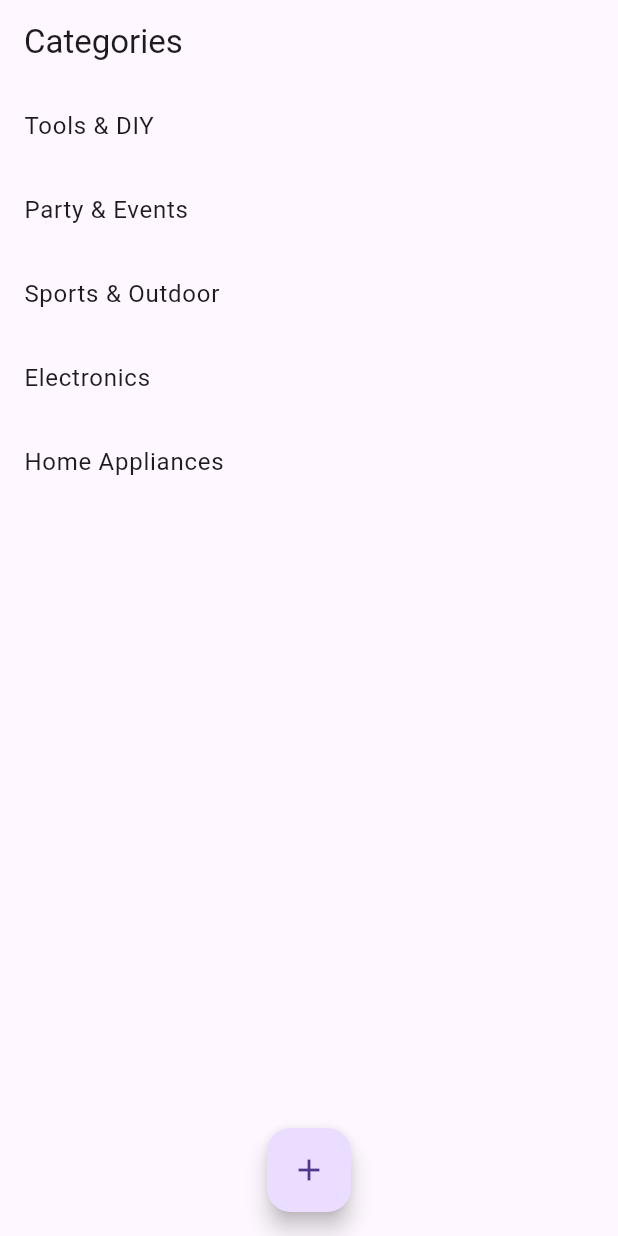
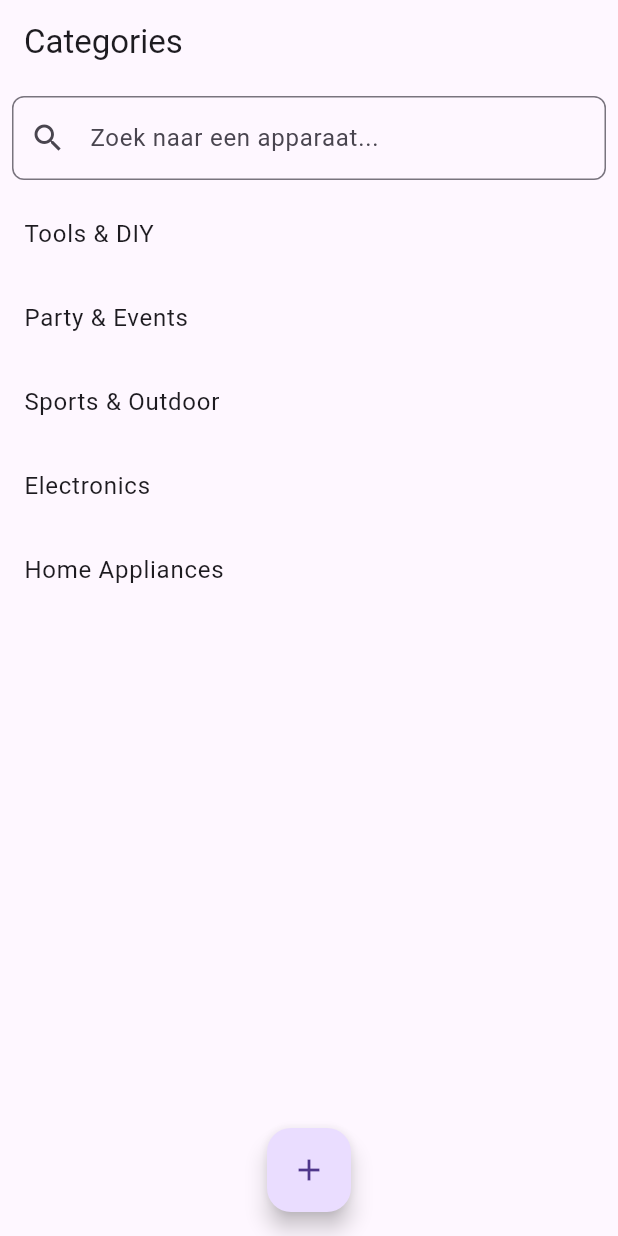
Before and after one commit to MansurSu/Neighborhood, a Flutter app: the OverviewScreen screen opened directly, on a phone screen of 412 x 824 dp. Run offline on Flutter 3.47's test engine with Material 3 defaults, Android fonts, the phone set to English and light mode, and no system bars; our stand-ins replace cloud_firestore, firebase_auth, firebase_core; accounts and stored records are empty.

Commit message:
search device

```diff
--- a/lib/screens/overview_screen.dart
+++ b/lib/screens/overview_screen.dart
@@ -4,8 +4,17 @@ import '../classes/device_model.dart';
 import 'add_device_screen.dart';
 import 'device_detail_screen.dart';
 
-class OverviewScreen extends StatelessWidget {
+class OverviewScreen extends StatefulWidget {
   const OverviewScreen({super.key});
+
+  @override
+  State<OverviewScreen> createState() => _OverviewScreenState();
+}
+
+class _OverviewScreenState extends State<OverviewScreen> {
+  final TextEditingController _searchController = TextEditingController();
+  List<Device> _searchResults = [];
+  bool _isSearching = false;
 
   final List<String> categories = const [
     'Tools & DIY',
@@ -15,11 +24,76 @@ class OverviewScreen extends StatelessWidget {
     'Home Appliances',
   ];
 
+  void _searchDevices(String query) async {
+    if (query.isEmpty) {
+      setState(() {
+        _isSearching = false;
+        _searchResults = [];
+      });
+      return;
+    }
+
+    final result =
+        await FirebaseFirestore.instance
+            .collection('devices')
+            .where('name', isGreaterThanOrEqualTo: query)
+            .where('name', isLessThanOrEqualTo: '$query\uf8ff')
+            .get();
+
+    final devices =
+        result.docs
+            .map((doc) => Device.fromMap(doc.data() as Map<String, dynamic>))
+            .toList();
+
+    setState(() {
+      _isSearching = true;
+      _searchResults = devices;
+    });
+  }
+
   @override
   Widget build(BuildContext context) {
     return Scaffold(
       appBar: AppBar(title: const Text('Categories')),
-      body: ListView.builder(
+      body: Column(
+        children: [
+          Padding(
+            padding: const EdgeInsets.all(8.0),
+            child: TextField(
+              controller: _searchController,
+              decoration: InputDecoration(
+                hintText: 'Zoek naar een apparaat...',
+                prefixIcon: const Icon(Icons.search),
+                border: OutlineInputBorder(
+                  borderRadius: BorderRadius.circular(8),
+                ),
+              ),
+              onChanged: _searchDevices,
+            ),
+          ),
+          Expanded(
+            child:
+                _isSearching
+                    ? ListView.builder(
+                      itemCount: _searchResults.length,
+                      itemBuilder: (context, index) {
+                        final device = _searchResults[index];
+                        return ListTile(
+                          title: Text(device.name),
+                          onTap: () {
+                            Navigator.push(
+                              context,
+                              MaterialPageRoute(
+                                builder:
+                                    (context) =>
+                                        DeviceDetailScreen(device: device),
+                              ),
+                            );
+                          },
+                        );
+                      },
+                    )
+                    : ListView.builder(
                       itemCount: categories.length,
                       itemBuilder: (context, index) {
                         final category = categories[index];
@@ -29,12 +103,17 @@ class OverviewScreen extends StatelessWidget {
                             Navigator.push(
                               context,
                               MaterialPageRoute(
-                  builder: (context) => ItemListScreen(categoryName: category),
+                                builder:
+                                    (context) =>
+                                        ItemListScreen(categoryName: category),
                               ),
                             );
                           },
                         );
                       },
+                    ),
+          ),
+        ],
       ),
       floatingActionButton: FloatingActionButton(
         onPressed: () {
```
Lines whose indentation alone changed are shown as unchanged.
